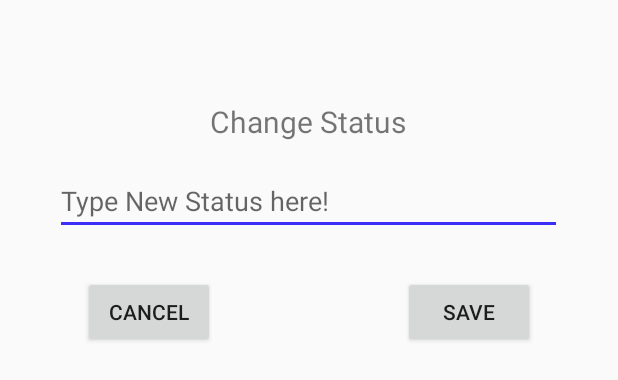
After one commit to MohsanSultan/MooChat, an Android app: the layout custom_dialog_layout.xml on its own in the app's theme, with its tools: preview values and no code run, on a phone screen of 412 x 824 dp. The commit adds this screen. Shown: the top 380 px of the screen. Run offline under Robolectric (Android 15) with nearby library versions, the phone set to English and light mode, and no system bars.

Commit message:
08-01-19

```diff
--- a/app/src/main/AndroidManifest.xml
+++ b/app/src/main/AndroidManifest.xml
@@ -21,7 +21,7 @@
         <activity
             android:name=".RegisterActivity"
             android:parentActivityName=".LoginActivity" />
-        <activity android:name=".UserSettingActivity"></activity>
+        <activity android:name=".UserSettingActivity" />
     </application>
 
 </manifest>
--- /dev/null
+++ b/app/src/main/res/layout/custom_dialog_layout.xml
@@ -0,0 +1,48 @@
+<?xml version="1.0" encoding="utf-8"?>
+<RelativeLayout xmlns:android="http://schemas.android.com/apk/res/android"
+    android:layout_width="match_parent"
+    android:layout_height="wrap_content"
+    android:layout_margin="10dp">
+
+
+    <TextView
+        android:id="@+id/textView"
+        android:layout_width="211dp"
+        android:layout_height="wrap_content"
+        android:layout_alignParentTop="true"
+        android:layout_centerHorizontal="true"
+        android:layout_marginTop="57dp"
+        android:text="Change Status"
+        android:textAlignment="center"
+        android:textSize="20sp" />
+
+    <EditText
+        android:id="@+id/new_status_editText"
+        android:layout_width="338dp"
+        android:layout_height="wrap_content"
+        android:layout_alignParentTop="true"
+        android:layout_centerHorizontal="true"
+        android:layout_marginTop="101dp"
+        android:ems="10"
+        android:hint="Type New Status here!"
+        android:inputType="textPersonName" />
+
+    <Button
+        android:id="@+id/new_status_save_btn"
+        android:layout_width="wrap_content"
+        android:layout_height="wrap_content"
+        android:layout_alignParentEnd="true"
+        android:layout_alignParentTop="true"
+        android:layout_marginEnd="45dp"
+        android:layout_marginTop="174dp"
+        android:text="save" />
+
+    <Button
+        android:id="@+id/new_status_cancel_btn"
+        android:layout_width="wrap_content"
+        android:layout_height="wrap_content"
+        android:layout_alignParentStart="true"
+        android:layout_alignTop="@+id/new_status_save_btn"
+        android:layout_marginStart="45dp"
+        android:text="@android:string/cancel" />
+</RelativeLayout>
```
Also changed, not shown: app/build.gradle (+9 -6 lines), app/src/main/java/com/example/moo_chat/moochat/RegisterActivity.java (+29 -5 lines), app/src/main/java/com/example/moo_chat/moochat/UserSettingActivity.java (+119 -0 lines).
